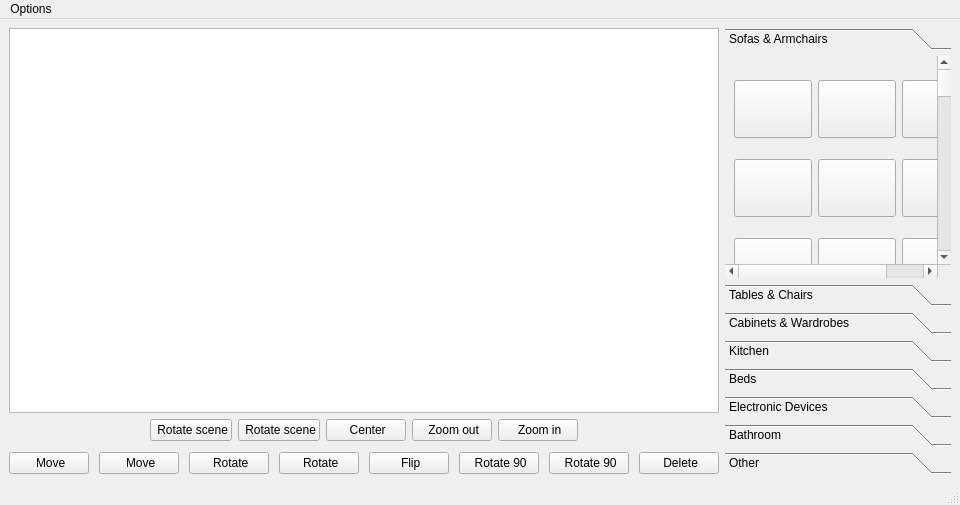
Old version of the form src/ui/template_window.ui in the repository ajvazz/Home-Planner-2D.
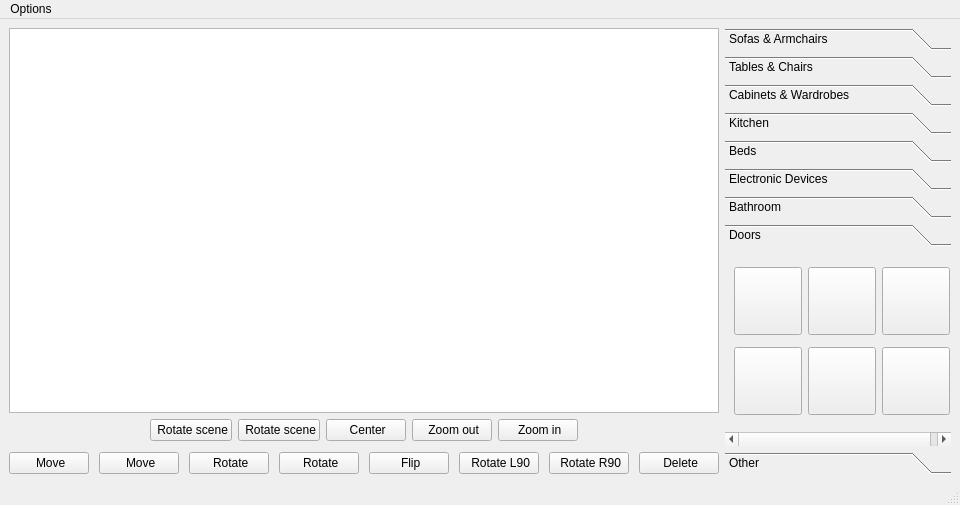
New version of the form. The open tabs and pages were chosen to show the change. Icons and pictures are not drawn.

Commit message:
Default room added, show basic apartment stats
When user chooses 'Use default template', now there actually is a room.
In options menu there is 'Apartment info' which shows area, number of
rooms and furniture.

```diff
--- a/src/ui/template_window.ui
+++ b/src/ui/template_window.ui
@@ -317,7 +317,7 @@
            <string>&lt;html&gt;&lt;head/&gt;&lt;body&gt;&lt;p&gt;Left rotate 90&lt;/p&gt;&lt;/body&gt;&lt;/html&gt;</string>
           </property>
           <property name="text">
-           <string> Rotate 90</string>
+           <string> Rotate L90</string>
           </property>
           <property name="icon">
            <iconset resource="../resources.qrc">
@@ -340,7 +340,7 @@
            <string>&lt;html&gt;&lt;head/&gt;&lt;body&gt;&lt;p&gt;Right rotate 90&lt;/p&gt;&lt;/body&gt;&lt;/html&gt;</string>
           </property>
           <property name="text">
-           <string> Rotate 90</string>
+           <string> Rotate R90</string>
           </property>
           <property name="icon">
            <iconset resource="../resources.qrc">
@@ -4921,6 +4921,155 @@
         </item>
        </layout>
       </widget>
+      <widget class="QWidget" name="tbDoors">
+       <property name="geometry">
+        <rect>
+         <x>0</x>
+         <y>0</y>
+         <width>212</width>
+         <height>150</height>
+        </rect>
+       </property>
+       <attribute name="label">
+        <string>Doors</string>
+       </attribute>
+       <layout class="QVBoxLayout" name="verticalLayout_9">
+        <item>
+         <layout class="QHBoxLayout" name="horLO_Bath_5">
+          <item>
+           <widget class="QPushButton" name="btnDoor5">
+            <property name="sizePolicy">
+             <sizepolicy hsizetype="Fixed" vsizetype="Fixed">
+              <horstretch>0</horstretch>
+              <verstretch>0</verstretch>
+             </sizepolicy>
+            </property>
+            <property name="cursor">
+             <cursorShape>PointingHandCursor</cursorShape>
+            </property>
+            <property name="styleSheet">
+             <string notr="true">border-image: url(:/img/furniture/doors/doors_5.png);
+width: 60px;
+height: 60px;</string>
+            </property>
+            <property name="text">
+             <string/>
+            </property>
+           </widget>
+          </item>
+          <item>
+           <widget class="QPushButton" name="btnDoor4">
+            <property name="sizePolicy">
+             <sizepolicy hsizetype="Fixed" vsizetype="Fixed">
+              <horstretch>0</horstretch>
+              <verstretch>0</verstretch>
+             </sizepolicy>
+            </property>
+            <property name="cursor">
+             <cursorShape>PointingHandCursor</cursorShape>
+            </property>
+            <property name="styleSheet">
+             <string notr="true">border-image: url(:/img/furniture/doors/doors_4.png);
+width: 60px;
+height: 60px;</string>
+            </property>
+            <property name="text">
+             <string/>
+            </property>
+           </widget>
+          </item>
+          <item>
+           <widget class="QPushButton" name="btnDoor6">
+            <property name="sizePolicy">
+             <sizepolicy hsizetype="Fixed" vsizetype="Fixed">
+              <horstretch>0</horstretch>
+              <verstretch>0</verstretch>
+             </sizepolicy>
+            </property>
+            <property name="cursor">
+             <cursorShape>PointingHandCursor</cursorShape>
+            </property>
+            <property name="styleSheet">
+             <string notr="true">border-image: url(:/img/furniture/doors/doors_6.png);
+width: 60px;
+height: 60px;</string>
+            </property>
+            <property name="text">
+             <string/>
+            </property>
+           </widget>
+          </item>
+         </layout>
+        </item>
+        <item>
+         <layout class="QHBoxLayout" name="horLO_Bath_6">
+          <item>
+           <widget class="QPushButton" name="btnDoor3">
+            <property name="sizePolicy">
+             <sizepolicy hsizetype="Fixed" vsizetype="Fixed">
+              <horstretch>0</horstretch>
+              <verstretch>0</verstretch>
+             </sizepolicy>
+            </property>
+            <property name="cursor">
+             <cursorShape>PointingHandCursor</cursorShape>
+            </property>
+            <property name="styleSheet">
+             <string notr="true">border-image: url(:/img/furniture/doors/doors_3.png);
+width: 60px;
+height: 60px;</string>
+            </property>
+            <property name="text">
+             <string/>
+            </property>
+           </widget>
+          </item>
+          <item>
+           <widget class="QPushButton" name="btnDoor2">
+            <property name="sizePolicy">
+             <sizepolicy hsizetype="Fixed" vsizetype="Fixed">
+              <horstretch>0</horstretch>
+              <verstretch>0</verstretch>
+             </sizepolicy>
+            </property>
+            <property name="cursor">
+             <cursorShape>PointingHandCursor</cursorShape>
+            </property>
+            <property name="styleSheet">
+             <string notr="true">border-image: url(:/img/furniture/doors/doors_2.png);
+width: 60px;
+height: 60px;</string>
+            </property>
+            <property name="text">
+             <string/>
+            </property>
+           </widget>
+          </item>
+          <item>
+           <widget class="QPushButton" name="btnDoor1">
+            <property name="sizePolicy">
+             <sizepolicy hsizetype="Fixed" vsizetype="Fixed">
+              <horstretch>0</horstretch>
+              <verstretch>0</verstretch>
+             </sizepolicy>
+            </property>
+            <property name="cursor">
+             <cursorShape>PointingHandCursor</cursorShape>
+            </property>
+            <property name="styleSheet">
+             <string notr="true">border-image: url(:/img/furniture/doors/doors_1.png);
+width: 60px;
+height: 60px;</string>
+            </property>
+            <property name="text">
+             <string/>
+            </property>
+           </widget>
+          </item>
+         </layout>
+        </item>
+       </layout>
+      </widget>
       <widget class="QWidget" name="tbOther">
        <property name="geometry">
         <rect>
```
Left out of the diff: 9 changed lines with no effect on the pictures. The commit also changes 2 other files.
